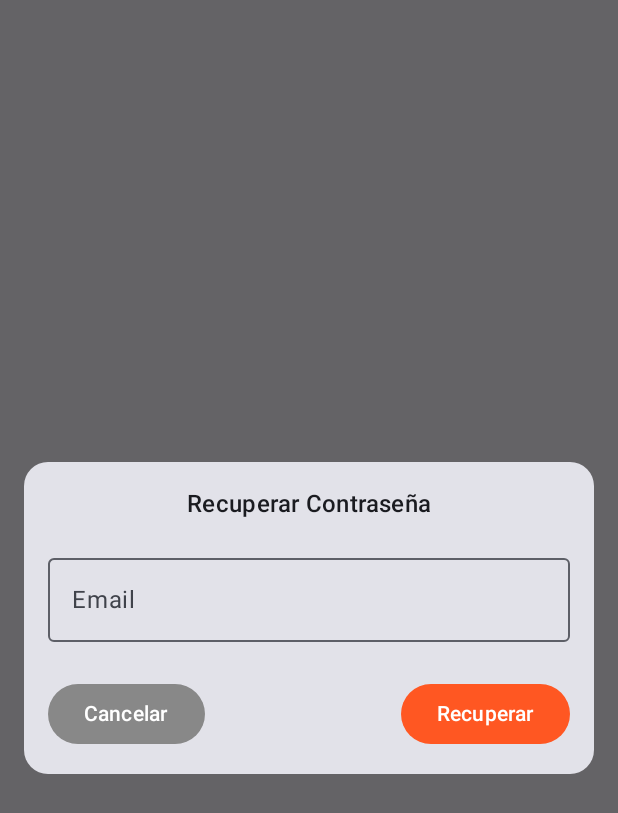
After one commit to ParcivalDev/FitCoach, an Android app built with Jetpack Compose: the composable PasswordRecoveryDialog shown on its own in the app's theme, on a phone screen of 412 x 824 dp. The commit adds this screen. Shown: the top 813 px of the screen. Run offline under Robolectric (Android 15) with nearby library versions, the phone set to English and light mode, and no system bars.

Commit message:
Dialog recuperar contraseña

```diff
--- /dev/null
+++ b/app/src/main/java/com/example/fitcoach/ui/screens/login/PasswordRecoveryDialog.kt
@@ -0,0 +1,80 @@
+package com.example.fitcoach.ui.screens.login
+
+import androidx.compose.foundation.layout.Arrangement
+import androidx.compose.foundation.layout.Column
+import androidx.compose.foundation.layout.Row
+import androidx.compose.foundation.layout.Spacer
+import androidx.compose.foundation.layout.fillMaxWidth
+import androidx.compose.foundation.layout.height
+import androidx.compose.foundation.layout.padding
+import androidx.compose.ui.window.Dialog
+import androidx.compose.foundation.shape.RoundedCornerShape
+import androidx.compose.material3.Button
+import androidx.compose.material3.ButtonDefaults
+import androidx.compose.material3.Card
+import androidx.compose.material3.MaterialTheme
+import androidx.compose.material3.OutlinedTextField
+import androidx.compose.material3.Text
+import androidx.compose.runtime.Composable
+import androidx.compose.runtime.getValue
+import androidx.compose.runtime.mutableStateOf
+import androidx.compose.runtime.remember
+import androidx.compose.runtime.setValue
+import androidx.compose.ui.Alignment
+import androidx.compose.ui.Modifier
+import androidx.compose.ui.graphics.Color
+import androidx.compose.ui.unit.dp
+
+@Composable
+fun PasswordRecoveryDialog(
+    onDismiss: () -> Unit,
+    onRecover: (String) -> Unit
+) {
+    var email by remember { mutableStateOf("") }
+
+    Dialog(onDismissRequest = onDismiss) {
+        Card(
+            modifier = Modifier
+                .fillMaxWidth()
+                .padding(16.dp),
+            shape = RoundedCornerShape(16.dp)
+        ) {
+            Column(
+                modifier = Modifier.padding(16.dp),
+                horizontalAlignment = Alignment.CenterHorizontally
+            ) {
+                Text(
+                    "Recuperar Contraseña",
+                    style = MaterialTheme.typography.titleMedium,
+                    modifier = Modifier.padding(bottom = 16.dp)
+                )
+                OutlinedTextField(
+                    value = email,
+                    onValueChange = { email = it },
+                    label = { Text("Email") },
+                    placeholder = { Text("usuario@gmail.com") },
+                    singleLine = true,
+                    modifier = Modifier.fillMaxWidth()
+                )
+                Spacer(modifier = Modifier.height(24.dp))
+                Row(
+                    modifier = Modifier.fillMaxWidth(),
+                    horizontalArrangement = Arrangement.SpaceBetween
+                ) {
+                    Button(
+                        onClick = onDismiss,
+                        colors = ButtonDefaults.buttonColors(containerColor = Color.Gray)
+                    ) {
+                        Text("Cancelar")
+                    }
+                    Button(
+                        onClick = { onRecover(email) },
+                        colors = ButtonDefaults.buttonColors(containerColor = Color(0xFFFF5722))
+                    ) {
+                        Text("Recuperar")
+                    }
+                }
+            }
+        }
+    }
+}
```
Also changed, not shown: app/src/main/java/com/example/fitcoach/ui/screens/login/LoginScreen.kt (+16 -19 lines).
